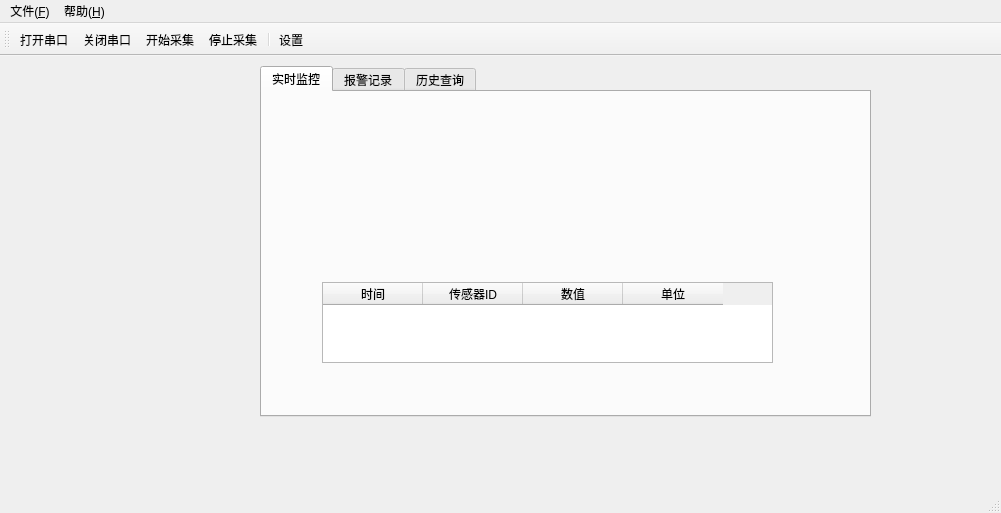
The window that IndustrialMonitor/src/ui/IndustrialMonitor.ui (frankjin73/IndustrialMonitor) describes before a commit, drawn with Qt 5.
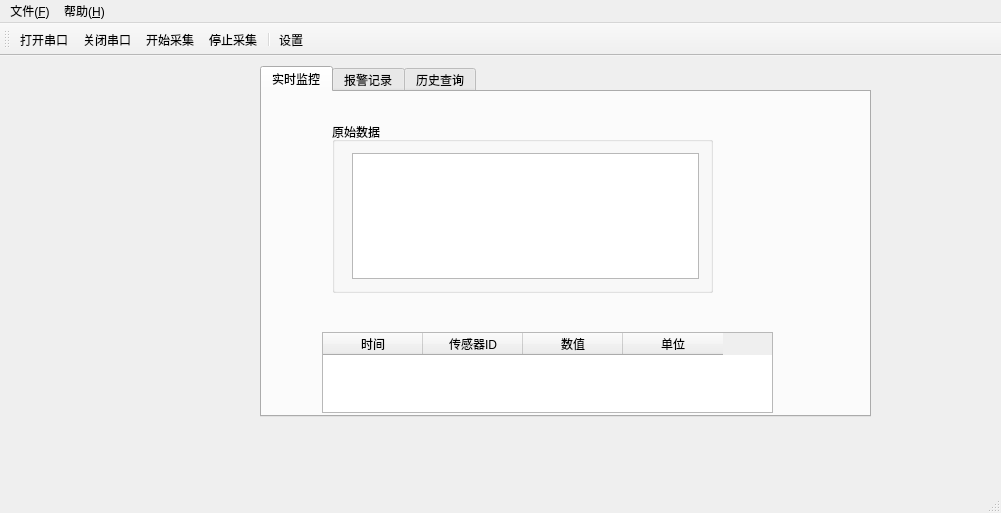
The same window after the commit.

Commit message: 实现串口数据接收与显示，增加用ai编写的发送模拟传感器数据的工具

Diff of the .ui file:
```diff
--- a/IndustrialMonitor/src/ui/IndustrialMonitor.ui
+++ b/IndustrialMonitor/src/ui/IndustrialMonitor.ui
@@ -37,7 +37,7 @@
       <property name="geometry">
        <rect>
         <x>60</x>
-        <y>190</y>
+        <y>240</y>
         <width>451</width>
         <height>81</height>
        </rect>
@@ -71,10 +71,32 @@
        <rect>
         <x>70</x>
         <y>20</y>
-        <width>401</width>
-        <height>131</height>
+        <width>471</width>
+        <height>211</height>
        </rect>
       </property>
+      <widget class="QGroupBox" name="rawDataGroupBox">
+       <property name="geometry">
+        <rect>
+         <x>0</x>
+         <y>10</y>
+         <width>381</width>
+         <height>171</height>
+        </rect>
+       </property>
+       <property name="title">
+        <string>原始数据</string>
+       </property>
+       <layout class="QFormLayout" name="formLayout">
+        <item row="0" column="1">
+         <widget class="QPlainTextEdit" name="rawDataTextEdit">
+          <property name="readOnly">
+           <bool>true</bool>
+          </property>
+         </widget>
+        </item>
+       </layout>
+      </widget>
      </widget>
     </widget>
     <widget class="QWidget" name="alarmTab">
```
The commit also changes 6 other files.
